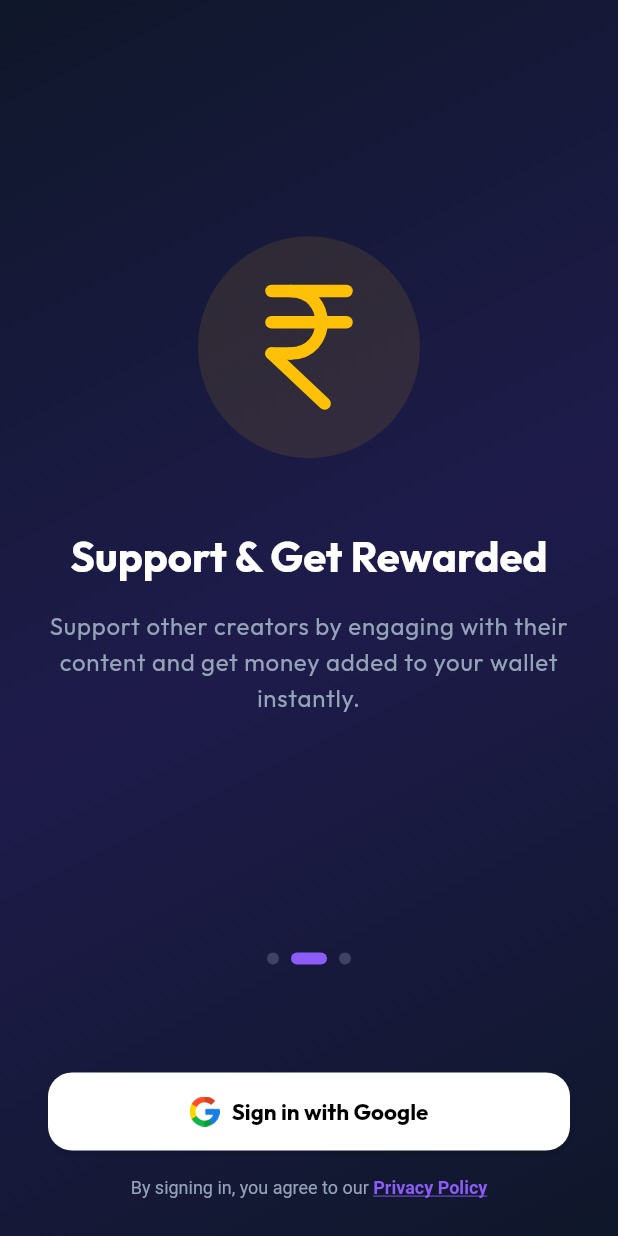
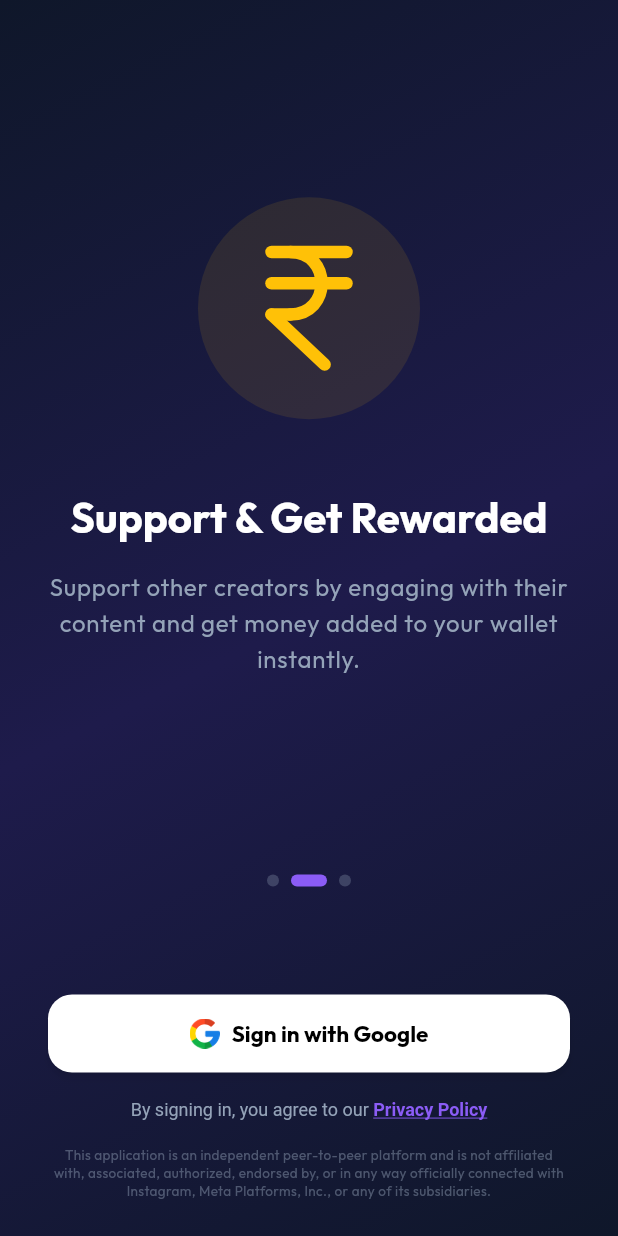
Before and after one commit to SurajChaurasia84/Insta-In, a Flutter app: the screen it shows after launch, swiped to page 2, on a phone screen of 412 x 824 dp. Run offline on Flutter 3.47's test engine with Material 3 defaults, Android fonts, the phone set to English and light mode, and no system bars; our stand-ins replace cloud_firestore, firebase_auth, firebase_core, google_fonts, google_sign_in, lucide_icons and 3 more; accounts and stored records are empty.

Commit message:
feat: improve onboarding screen experience

```diff
--- a/lib/features/auth/onboarding_screen.dart
+++ b/lib/features/auth/onboarding_screen.dart
@@ -277,12 +277,22 @@ class _OnboardingScreenState extends State<OnboardingScreen> {
                                   recognizer: TapGestureRecognizer()
                                     ..onTap = () => _launchURL('https://surajchaurasia84.github.io/Insta-In/'),
                                 ),
-                              ],
+                                ],
+                              ),
                             ),
-                          ),
-                        ],
+                            const SizedBox(height: 16),
+                            Text(
+                              'This application is an independent peer-to-peer platform and is not affiliated with, associated, authorized, endorsed by, or in any way officially connected with Instagram, Meta Platforms, Inc., or any of its subsidiaries.',
+                              textAlign: TextAlign.center,
+                              style: TextStyle(
+                                color: AppTheme.textSecondary.withOpacity(0.45),
+                                fontSize: 9,
+                                height: 1.3,
+                              ),
+                            ),
+                          ],
+                        ),
                       ),
-                    ),
                   ],
                 ),
         ),
```
